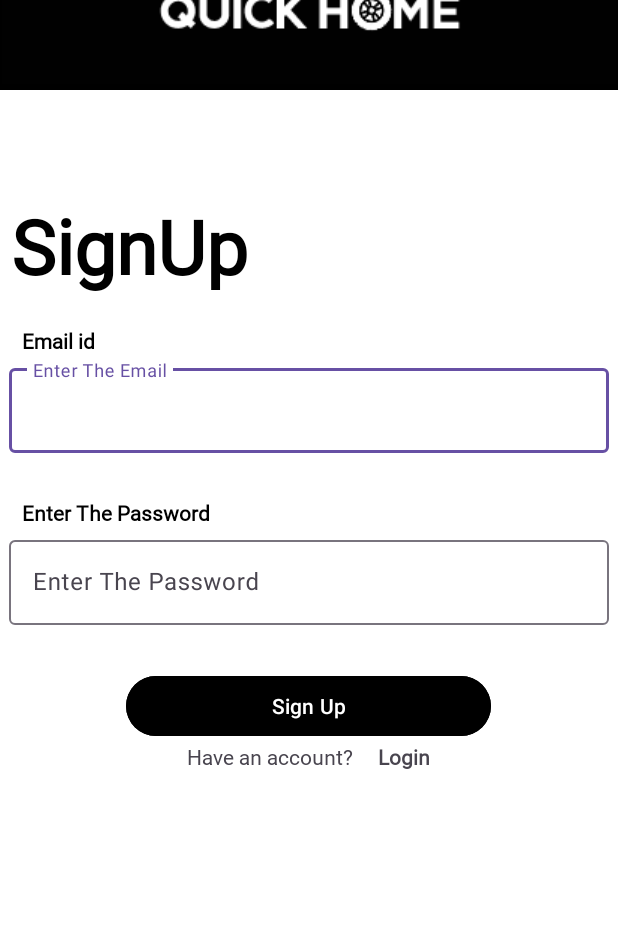
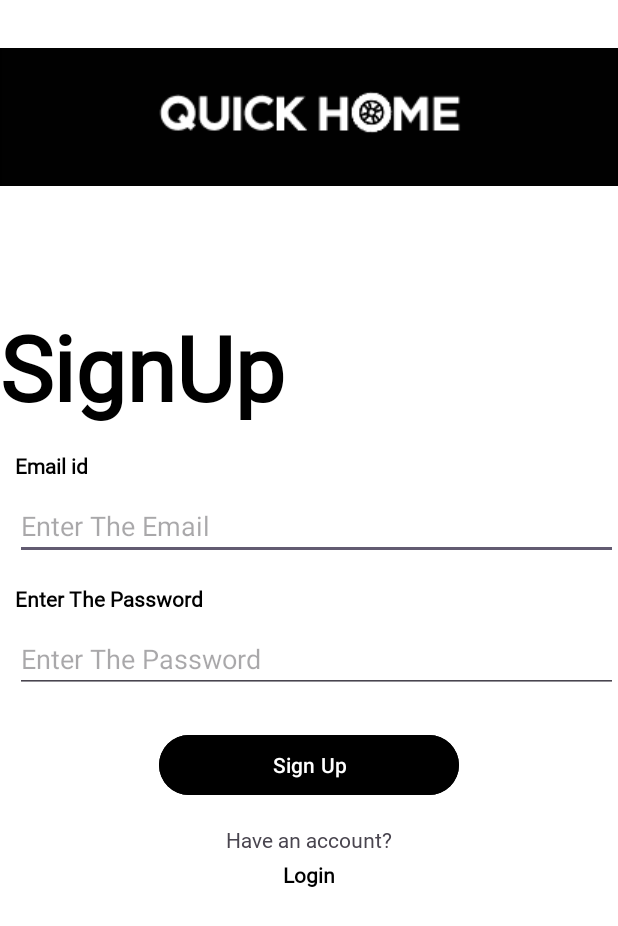
Before and after one commit to Christydsouz/Quick_Home, an Android app: the screen it shows after launch (Signup), after a tap on "SignUp", on a phone screen of 412 x 824 dp. Shown: the top 926 px of the screen. Run offline under Robolectric (Android 15) with nearby library versions, the phone set to English and light mode, and no system bars; our stand-ins replace Firebase (no records; nobody signed in at launch, a user with empty details on screens opened directly); 1 other tap on this screen came first.

Commit message:
login page and sign up page *RESPONSIVE*

```diff
--- a/app/src/main/AndroidManifest.xml
+++ b/app/src/main/AndroidManifest.xml
@@ -2,7 +2,10 @@
 <manifest xmlns:android="http://schemas.android.com/apk/res/android"
     xmlns:tools="http://schemas.android.com/tools">
 
-    <uses-permission android:name="android.permission.INTERNET"></uses-permission>
+    <uses-permission android:name="android.permission.INTERNET"/>
+    <uses-permission android:name="android.permission.ACCESS_NETWORK_STATE"/>
+    <uses-permission android:name="android.permission.ACCESS_WIFI_STATE"/>
+
     <application
         android:allowBackup="true"
         android:dataExtractionRules="@xml/data_extraction_rules"
--- a/app/src/main/res/layout/activity_signup.xml
+++ b/app/src/main/res/layout/activity_signup.xml
@@ -1,128 +1,164 @@
 <?xml version="1.0" encoding="utf-8"?>
-<LinearLayout xmlns:android="http://schemas.android.com/apk/res/android"
+<androidx.core.widget.NestedScrollView xmlns:android="http://schemas.android.com/apk/res/android"
     xmlns:app="http://schemas.android.com/apk/res-auto"
     xmlns:tools="http://schemas.android.com/tools"
+    android:layout_width="match_parent"
+    android:layout_height="match_parent"
+    android:fillViewport="true"
+    android:background="@color/white"
+    tools:context=".Login">
+
+    <androidx.constraintlayout.widget.ConstraintLayout
         android:id="@+id/main"
         android:layout_width="match_parent"
-    android:orientation="vertical"
-    android:gravity="center"
-    android:layout_height="match_parent"
-    tools:context=".Login"
-    android:padding="0dp"
-    android:background="@color/white">
+        android:layout_height="wrap_content"
+        android:padding="16dp">
+    <View
+        android:layout_width="1113dp"
+        android:layout_height="92dp"
+        android:layout_marginTop="32dp"
+        android:background="@color/black"
+        app:layout_constraintEnd_toEndOf="parent"
+        app:layout_constraintHorizontal_bias="0.518"
+        app:layout_constraintStart_toStartOf="parent"
+        app:layout_constraintTop_toTopOf="parent" />
 
-    <FrameLayout
-        android:layout_width="fill_parent"
-        android:layout_height="100dp"
-        android:layout_marginTop="-260dp"
-        android:layout_marginBottom="70dp"
-        android:gravity="center">
-
-        <View
-            android:layout_width="fill_parent"
-            android:layout_height="100dp"
-            android:background="@color/black"/>
     <ImageView
+        android:id="@+id/logo"
         android:layout_width="wrap_content"
         android:layout_height="wrap_content"
-            android:background="@drawable/qucikhomes"
+        android:src="@drawable/qucikhomes"
+        app:layout_constraintTop_toTopOf="parent"
+        app:layout_constraintStart_toStartOf="parent"
         app:layout_constraintEnd_toEndOf="parent"
+        android:layout_marginTop="32dp"/>
+
+    <!-- Signup Title -->
+
+    <!-- Email Label -->
+
+        <TextView
+            android:id="@+id/tv_signup"
+            android:layout_width="wrap_content"
+            android:layout_height="wrap_content"
+            android:layout_marginTop="40dp"
+            android:fontFamily="@font/inter"
+            android:paddingTop="40dp"
+            android:text="@string/signup"
+            android:textColor="@color/black"
+            android:textSize="60sp"
+            android:textStyle="bold"
+            app:layout_constraintEnd_toEndOf="parent"
+            app:layout_constraintHorizontal_bias="0.0"
             app:layout_constraintStart_toStartOf="parent"
-            app:layout_constraintTop_toTopOf="parent"
-            android:layout_gravity="center">
-
-        </ImageView>
-    </FrameLayout>
+            app:layout_constraintTop_toBottomOf="@id/logo" />
 
 
         <TextView
-        android:layout_width="397dp"
-        android:layout_height="wrap_content"
-        android:layout_marginBottom="20dp"
-        android:fontFamily="@font/inter"
-        android:text="@string/signup"
-        android:textColor="@color/black"
-        android:textSize="50dp"
-        android:textStyle="bold" />
-
-    <TextView
-        android:layout_width="382dp"
+        android:id="@+id/tv_email"
+        android:layout_marginLeft="10dp"
+        android:layout_width="wrap_content"
         android:layout_height="wrap_content"
         android:fontFamily="@font/inter"
         android:text="@string/email_id"
         android:textColor="@color/black"
         android:textStyle="bold"
-        android:layout_marginBottom="3dp">
-    </TextView>
+        app:layout_constraintTop_toBottomOf="@id/tv_signup"
+        app:layout_constraintStart_toStartOf="parent"
+        android:layout_marginTop="16dp"/>
 
-    <com.google.android.material.textfield.TextInputLayout
-        android:layout_width="400dp"
-        android:layout_height="wrap_content">
+    <!-- Email Input -->
+
+    <!-- Password Label -->
+
     <com.google.android.material.textfield.TextInputEditText
         android:id="@+id/email"
+        android:layout_width="0dp"
+        android:layout_height="wrap_content"
+        android:layout_marginTop="8dp"
+        android:layout_marginLeft="10dp"
         android:hint="@string/enter_the_email"
-            android:layout_width="match_parent"
-            android:layout_height="wrap_content"
         android:textColor="@color/black"
-            android:layout_marginBottom="30dp"/>
-    </com.google.android.material.textfield.TextInputLayout>
+        app:layout_constraintEnd_toEndOf="parent"
+        app:layout_constraintHorizontal_bias="0.0"
+        app:layout_constraintStart_toStartOf="parent"
+        app:layout_constraintTop_toBottomOf="@id/tv_email" />
+
     <TextView
-        android:layout_width="382dp"
+        android:id="@+id/tv_password"
+        android:layout_marginLeft="10dp"
+        android:layout_width="wrap_content"
         android:layout_height="wrap_content"
         android:fontFamily="@font/inter"
         android:text="@string/enter_the_password"
         android:textColor="@color/black"
         android:textStyle="bold"
-        android:layout_marginBottom="3dp">
-    </TextView>
-    <com.google.android.material.textfield.TextInputLayout
-        android:layout_width="400dp"
-        android:layout_height="wrap_content">
+        app:layout_constraintTop_toBottomOf="@id/email"
+        app:layout_constraintStart_toStartOf="parent"
+        android:layout_marginTop="16dp"/>
+
+    <!-- Password Input -->
     <com.google.android.material.textfield.TextInputEditText
         android:id="@+id/password"
+        android:layout_marginLeft="10dp"
+        android:layout_width="0dp"
+        android:layout_height="wrap_content"
         android:hint="@string/enter_the_password"
-            android:layout_width="match_parent"
-            android:layout_height="wrap_content"
         android:textColor="@color/black"
-            android:layout_marginBottom="30dp"/>
-    </com.google.android.material.textfield.TextInputLayout>
+        app:layout_constraintTop_toBottomOf="@id/tv_password"
+        app:layout_constraintStart_toStartOf="parent"
+        app:layout_constraintEnd_toEndOf="parent"
+        android:layout_marginTop="8dp"/>
 
+    <!-- Progress Bar -->
     <ProgressBar
         android:id="@+id/progressbar"
+        android:layout_width="wrap_content"
+        android:layout_height="wrap_content"
         android:visibility="gone"
-        android:layout_width="wrap_content"
-        android:layout_height="wrap_content"/>
+        app:layout_constraintTop_toBottomOf="@id/password"
+        app:layout_constraintStart_toStartOf="parent"
+        app:layout_constraintEnd_toEndOf="parent"
+        android:layout_marginTop="16dp"/>
+
+    <!-- Signup Button -->
     <Button
         android:id="@+id/btn_signup"
-        android:layout_width="243dp"
+        android:layout_width="200dp"
         android:layout_height="wrap_content"
         android:backgroundTint="@color/black"
-        android:text="Sign Up"
-        android:textColor="@color/white">
-    </Button>
+        android:text="@string/sign_up"
+        android:textColor="@color/white"
+        app:layout_constraintTop_toBottomOf="@id/progressbar"
+        app:layout_constraintStart_toStartOf="parent"
+        app:layout_constraintEnd_toEndOf="parent"
+        android:layout_marginTop="24dp"/>
 
-    <FrameLayout
-        android:layout_width="162dp"
-        android:layout_height="wrap_content">
-
+    <!-- "Have an account?" Label -->
     <TextView
+        android:id="@+id/tv_have_account"
         android:layout_width="wrap_content"
         android:layout_height="wrap_content"
         android:fontFamily="@font/inter"
-            android:text="Have an account?">
+        android:text="@string/have_an_account"
+        app:layout_constraintTop_toBottomOf="@id/btn_signup"
+        app:layout_constraintStart_toStartOf="parent"
+        app:layout_constraintEnd_toEndOf="parent"
+        android:layout_marginTop="16dp"/>
 
-        </TextView>
-
+    <!-- Login Link -->
     <TextView
         android:id="@+id/logind"
         android:layout_width="wrap_content"
         android:layout_height="wrap_content"
-            android:layout_gravity="right"
+        android:layout_marginTop="4dp"
         android:fontFamily="@font/inter"
         android:text="@string/Login"
-            android:textStyle="bold">
+        android:textColor="@color/black"
+        android:textStyle="bold"
+        app:layout_constraintEnd_toEndOf="parent"
+        app:layout_constraintStart_toStartOf="parent"
+        app:layout_constraintTop_toBottomOf="@id/tv_have_account" />
+    </androidx.constraintlayout.widget.ConstraintLayout>
 
-        </TextView>
-    </FrameLayout>
-
-</LinearLayout>
+</androidx.core.widget.NestedScrollView>
--- a/app/src/main/res/values/strings.xml
+++ b/app/src/main/res/values/strings.xml
@@ -7,4 +7,8 @@
     <string name="email_id">Email id</string>
     <string name="signup">SignUp</string>
     <string name="logout">logout</string>
+    <string name="sign_up">Sign Up</string>
+    <string name="have_an_account">Have an account?</string>
+    <string name="signin">SignIn</string>
+    <string name="sign_in">Sign In</string>
 </resources>
--- a/gradle/libs.versions.toml
+++ b/gradle/libs.versions.toml
@@ -19,7 +19,6 @@ material = { group = "com.google.android.material", name = "material", version.r
 activity = { group = "androidx.activity", name = "activity", version.ref = "activity" }
 constraintlayout = { group = "androidx.constraintlayout", name = "constraintlayout", version.ref = "constraintlayout" }
 firebase-auth = { group = "com.google.firebase", name = "firebase-auth", version.ref = "firebaseAuth" }
-
 [plugins]
 android-application = { id = "com.android.application", version.ref = "agp" }
 google-gms-google-services = { id = "com.google.gms.google-services", version.ref = "googleGmsGoogleServices" }
```
Also changed, not shown: app/src/main/res/layout/activity_login.xml (+113 -70 lines). Lines whose indentation alone changed are shown as unchanged.
